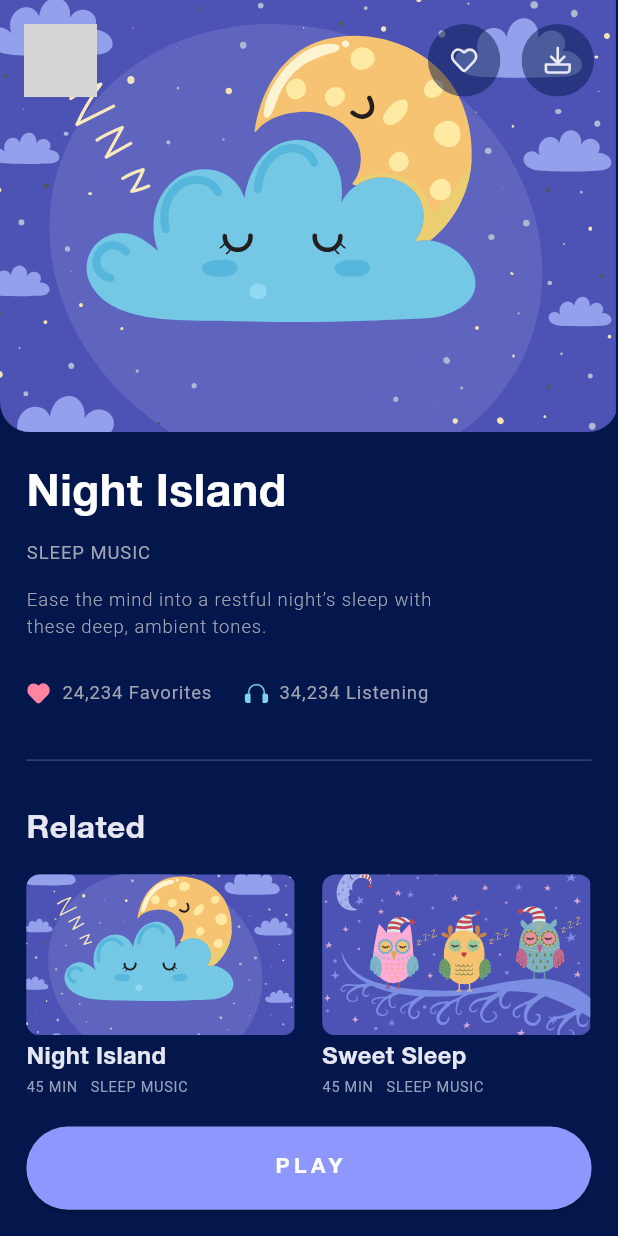
After one commit to Ahmadsaad1133/sleep_app, a Flutter app: the NightIslandPage screen opened directly, on a phone screen of 412 x 824 dp. The commit adds this screen. Run offline on Flutter 3.47's test engine with Material 3 defaults, Android fonts, the phone set to English and light mode, and no system bars; our stand-ins replace flutter_svg; Roboto replaces fonts that are missing (HelveticaNeue); grey boxes are pictures that could not be loaded.

Commit message:
Your commit message

```diff
--- /dev/null
+++ b/lib/views/night_island/night_island_page.dart
@@ -0,0 +1,263 @@
+import 'package:flutter/material.dart';
+import 'package:flutter_svg/flutter_svg.dart';
+
+class NightIslandPage extends StatelessWidget {
+  const NightIslandPage({Key? key}) : super(key: key);
+
+  @override
+  Widget build(BuildContext context) {
+    final screenWidth = MediaQuery.of(context).size.width;
+    final scale = screenWidth / 375 * 0.8;
+    final topPadding = MediaQuery.of(context).padding.top;
+    final double horizontalPadding = 20 * scale;
+
+    Widget buildLabeledCard(String assetName, String title, {double? cardWidth}) {
+      return Column(
+        crossAxisAlignment: CrossAxisAlignment.start,
+        children: [
+          ClipRRect(
+            borderRadius: BorderRadius.circular(10 * scale),
+            child: Container(
+              width: cardWidth ?? 177 * scale,
+              height: 122 * scale,
+              child: SvgPicture.asset(
+                assetName,
+                fit: BoxFit.cover,
+              ),
+            ),
+          ),
+          SizedBox(height: 8 * scale),
+          Text(
+            title,
+            style: TextStyle(
+              fontFamily: 'HelveticaNeueBold',
+              fontSize: 18 * scale,
+              height: 1.08,
+              color: const Color(0xFFE6E7F2),
+            ),
+          ),
+          SizedBox(height: 4 * scale),
+          Text(
+            '45 MIN   SLEEP MUSIC',
+            style: TextStyle(
+              fontSize: 11 * scale,
+              fontWeight: FontWeight.w400,
+              letterSpacing: 0.55 * scale,
+              color: const Color(0xFF98A1BD),
+            ),
+          ),
+        ],
+      );
+    }
+
+    return Scaffold(
+      backgroundColor: const Color(0xFF03174C),
+      bottomNavigationBar: Padding(
+        padding: EdgeInsets.only(
+          left: horizontalPadding,
+          right: horizontalPadding,
+          bottom: 20 * scale,
+        ),
+        child: SizedBox(
+          width: 374 * scale,
+          height: 63 * scale,
+          child: ElevatedButton(
+            onPressed: () {
+              // TODO: handle button tap
+            },
+            style: ElevatedButton.styleFrom(
+              backgroundColor: const Color(0xFF8E97FD),
+              shape: RoundedRectangleBorder(
+                borderRadius: BorderRadius.circular(38 * scale),
+              ),
+              padding: EdgeInsets.zero,
+            ),
+            child: const Text(
+              'PLAY',
+              style: TextStyle(
+                fontFamily: 'HelveticaNeueBold',
+                fontSize: 14,
+                color: Colors.white,
+                letterSpacing: 3,
+              ),
+            ),
+          ),
+        ),
+      ),
+      body: SingleChildScrollView(
+        child: Column(
+          crossAxisAlignment: CrossAxisAlignment.start,
+          children: [
+            Center(
+              child: Container(
+                width: 414,
+                height: 288,
+                child: Stack(
+                  children: [
+                    ClipRRect(
+                      borderRadius: const BorderRadius.only(
+                        bottomLeft: Radius.circular(20),
+                        bottomRight: Radius.circular(20),
+                      ),
+                      child: SvgPicture.asset(
+                        'assets/images/happycloud.svg',
+                        width: 414,
+                        height: 288,
+                        fit: BoxFit.cover,
+                      ),
+                    ),
+                    Positioned(
+                      top: topPadding + 16,
+                      left: 16,
+                      child: InkWell(
+                        onTap: () => Navigator.of(context).pop(),
+                        child: SvgPicture.asset(
+                          'assets/images/NavigateLeft.svg',
+                          width: 55 * scale,
+                          height: 55 * scale,
+                          color: Colors.white,
+                        ),
+                      ),
+                    ),
+                    Positioned(
+                      top: topPadding + 16,
+                      right: 16,
+                      child: Row(
+                        children: [
+                          SvgPicture.asset(
+                            'assets/images/heart.svg',
+                            width: 55 * scale,
+                            height: 55 * scale,
+                          ),
+                          SizedBox(width: 16 * scale),
+                          SvgPicture.asset(
+                            'assets/images/download.svg',
+                            width: 55 * scale,
+                            height: 55 * scale,
+                          ),
+                        ],
+                      ),
+                    ),
+                  ],
+                ),
+              ),
+            ),
+            Padding(
+              padding: EdgeInsets.symmetric(horizontal: horizontalPadding),
+              child: Column(
+                crossAxisAlignment: CrossAxisAlignment.start,
+                children: [
+                  SizedBox(height: 30 * scale),
+                  Text(
+                    'Night Island',
+                    style: TextStyle(
+                      fontFamily: 'HelveticaNeueBold',
+                      fontSize: 34 * scale,
+                      fontWeight: FontWeight.w700,
+                      height: 1.08,
+                      color: Colors.white,
+                    ),
+                  ),
+                  SizedBox(height: 15 * scale),
+                  Text(
+                    'SLEEP MUSIC',
+                    style: TextStyle(
+                      fontFamily: 'HelveticaNeue',
+                      fontSize: 14 * scale,
+                      fontWeight: FontWeight.w400,
+                      letterSpacing: 0.7 * scale,
+                      color: const Color(0xFFA1A4B2),
+                    ),
+                  ),
+                  SizedBox(height: 15 * scale),
+                  Text(
+                    'Ease the mind into a restful night’s sleep with\nthese deep, ambient tones.',
+                    style: TextStyle(
+                      fontFamily: 'HelveticaNeue',
+                      fontSize: 14 * scale,
+                      fontWeight: FontWeight.w300,
+                      height: 1.45,
+                      letterSpacing: 0.7 * scale,
+                      color: const Color(0xFFA1A4B2),
+                    ),
+                  ),
+                  SizedBox(height: 30 * scale),
+                  Row(
+                    children: [
+                      SvgPicture.asset(
+                        'assets/images/heartIcon.svg',
+                        width: 19 * scale,
+                        height: 16 * scale,
+                      ),
+                      SizedBox(width: 8 * scale),
+                      Text(
+                        '24,234 Favorites',
+                        style: TextStyle(
+                          fontFamily: 'HelveticaNeue',
+                          fontSize: 14 * scale,
+                          fontWeight: FontWeight.w400,
+                          letterSpacing: 0.7 * scale,
+                          color: const Color(0xFFA1A4B2),
+                        ),
+                      ),
+                      SizedBox(width: 24 * scale),
+                      SvgPicture.asset(
+                        'assets/images/headphoneIcon.svg',
+                        width: 19 * scale,
+                        height: 16 * scale,
+                      ),
+                      SizedBox(width: 8 * scale),
+                      Text(
+                        '34,234 Listening',
+                        style: TextStyle(
+                          fontFamily: 'HelveticaNeue',
+                          fontSize: 14 * scale,
+                          fontWeight: FontWeight.w400,
+                          letterSpacing: 0.7 * scale,
+                          color: const Color(0xFFA1A4B2),
+                        ),
+                      ),
+                    ],
+                  ),
+                  SizedBox(height: 40 * scale),
+                  Container(
+                    margin: EdgeInsets.symmetric(horizontal: 0 * scale),
+                    height: 1,
+                    color: Colors.white.withOpacity(0.2),
+                  ),
+                  SizedBox(height: 40 * scale),
+                  Text(
+                    'Related',
+                    style: TextStyle(
+                      fontFamily: 'HelveticaNeueBold',
+                      fontSize: 24 * scale,
+                      height: 1.08,
+                      color: const Color(0xFFE6E7F2),
+                    ),
+                  ),
+                  SizedBox(height: 20 * scale),
+                  Row(
+                    mainAxisAlignment: MainAxisAlignment.spaceBetween,
+                    children: [
+                      buildLabeledCard(
+                        'assets/images/happycloud.svg',
+                        'Night Island',
+                        cardWidth: (screenWidth - 2 * horizontalPadding - 20 * scale) / 2,
+                      ),
+                      buildLabeledCard(
+                        'assets/images/happybirds.svg',
+                        'Sweet Sleep',
+                        cardWidth: (screenWidth - 2 * horizontalPadding - 20 * scale) / 2,
+                      ),
+                    ],
+                  ),
+                  SizedBox(height: 40 * scale),
+                ],
+              ),
+            ),
+          ],
+        ),
+      ),
+    );
+  }
+}
--- a/lib/views/sleep_page/sleep_page.dart
+++ b/lib/views/sleep_page/sleep_page.dart
@@ -6,6 +6,7 @@ import 'package:first_flutter_app/views/meditate_page/meditate_page.dart';
 import 'package:first_flutter_app/views/sleep/sleep_flow_page.dart';
 import 'package:first_flutter_app/views/music_page/music_page.dart';
 import 'package:first_flutter_app/views/profile_Page/profile_page.dart';
+import 'package:first_flutter_app/views/night_island/night_island_page.dart';
 
 class SleepPage extends StatefulWidget {
   const SleepPage({Key? key}) : super(key: key);
@@ -164,7 +165,7 @@ class _SleepPageState extends State<SleepPage> {
                 children: [
                   const SizedBox(height: 50),
 
-                  // PAGE CONTENT WITH LEFT/RIGHT PADDING except categories row
+                  // Page title and subtitle
                   Padding(
                     padding: EdgeInsets.symmetric(horizontal: padding),
                     child: Column(
@@ -181,7 +182,7 @@ class _SleepPageState extends State<SleepPage> {
                         ),
                         SizedBox(height: 15 * scale),
                         Text(
-                          'Soothing bedtime stories to help you fall\n into a deep and natural sleep',
+                          'Soothing bedtime stories to help you fall\ninto a deep and natural sleep',
                           textAlign: TextAlign.center,
                           style: TextStyle(
                             fontSize: 18 * scale,
@@ -195,19 +196,21 @@ class _SleepPageState extends State<SleepPage> {
                       ],
                     ),
                   ),
+
+                  // Category chips
                   SingleChildScrollView(
                     scrollDirection: Axis.horizontal,
-                    padding: EdgeInsets.zero,
                     child: Row(
                       children: categories.asMap().entries.map((entry) {
                         final idx = entry.key;
                         final label = entry.value;
                         final isActive = idx == categoryIndex;
                         final isLast = idx == categories.length - 1;
-
                         return Padding(
-                          padding:
-                          EdgeInsets.only(left: idx == 0 ? padding : 0, right: isLast ? padding : 16 * scale),
+                          padding: EdgeInsets.only(
+                            left: idx == 0 ? padding : 0,
+                            right: isLast ? padding : 16 * scale,
+                          ),
                           child: GestureDetector(
                             onTap: () => setState(() => categoryIndex = idx),
                             child: Column(
@@ -219,8 +222,7 @@ class _SleepPageState extends State<SleepPage> {
                                     color: isActive
                                         ? const Color(0xFF8E97FD)
                                         : const Color(0xFF586894),
-                                    borderRadius:
-                                    BorderRadius.circular(28 * scale),
+                                    borderRadius: BorderRadius.circular(28 * scale),
                                   ),
                                   child: Center(
                                     child: idx < icons.length
@@ -252,6 +254,8 @@ class _SleepPageState extends State<SleepPage> {
                   ),
 
                   SizedBox(height: 30 * scale),
+
+                  // Featured story card
                   Padding(
                     padding: EdgeInsets.symmetric(horizontal: padding),
                     child: Column(
@@ -306,8 +310,7 @@ class _SleepPageState extends State<SleepPage> {
                                           height: 35 * scale,
                                           decoration: BoxDecoration(
                                             color: const Color(0xFFEBEAEC),
-                                            borderRadius:
-                                            BorderRadius.circular(25),
+                                            borderRadius: BorderRadius.circular(25),
                                           ),
                                           child: Center(
                                             child: Text(
@@ -319,8 +322,7 @@ class _SleepPageState extends State<SleepPage> {
                                                     ? 14
                                                     : 12,
                                                 color: const Color(0xFF3F414E),
-                                                fontFamily:
-                                                'HelveticaNeueRegular',
+                                                fontFamily: 'HelveticaNeueRegular',
                                                 fontWeight: FontWeight.w600,
                                               ),
                                             ),
@@ -337,29 +339,57 @@ class _SleepPageState extends State<SleepPage> {
 
                         SizedBox(height: 30 * scale),
 
+                        // Last two rows with navigation on first card
                         Row(
                           mainAxisAlignment: MainAxisAlignment.center,
-                          crossAxisAlignment: CrossAxisAlignment.start,
                           children: [
-                            buildLabeledCard(
-                                'assets/images/happycloud.svg', 'Night Island'),
+                            GestureDetector(
+                              onTap: () {
+                                Navigator.of(context).push(
+                                  MaterialPageRoute(
+                                    builder: (_) => const NightIslandPage(),
+                                  ),
+                                );
+                              },
+                              child: buildLabeledCard(
+                                'assets/images/happycloud.svg',
+                                'Night Island',
+                              ),
+                            ),
                             SizedBox(width: 16 * containersScale),
                             buildLabeledCard(
-                                'assets/images/happybirds.svg', 'Sweet Sleep'),
+                              'assets/images/happybirds.svg',
+                              'Sweet Sleep',
+                            ),
                           ],
                         ),
+
                         SizedBox(height: 30 * scale),
+
                         Row(
                           mainAxisAlignment: MainAxisAlignment.center,
-                          crossAxisAlignment: CrossAxisAlignment.start,
                           children: [
-                            buildLabeledCard(
-                                'assets/images/bowlmoon.svg', 'Night Island'),
+                            GestureDetector(
+                              onTap: () {
+                                Navigator.of(context).push(
+                                  MaterialPageRoute(
+                                    builder: (_) => const NightIslandPage(),
+                                  ),
+                                );
+                              },
+                              child: buildLabeledCard(
+                                'assets/images/bowlmoon.svg',
+                                'Night Island',
+                              ),
+                            ),
                             SizedBox(width: 16 * containersScale),
                             buildLabeledCard(
-                                'assets/images/pinkmoon.svg', 'Night Island'),
+                              'assets/images/pinkmoon.svg',
+                              'Night Island',
+                            ),
                           ],
                         ),
+
                         SizedBox(height: 30 * scale),
                       ],
                     ),
```
